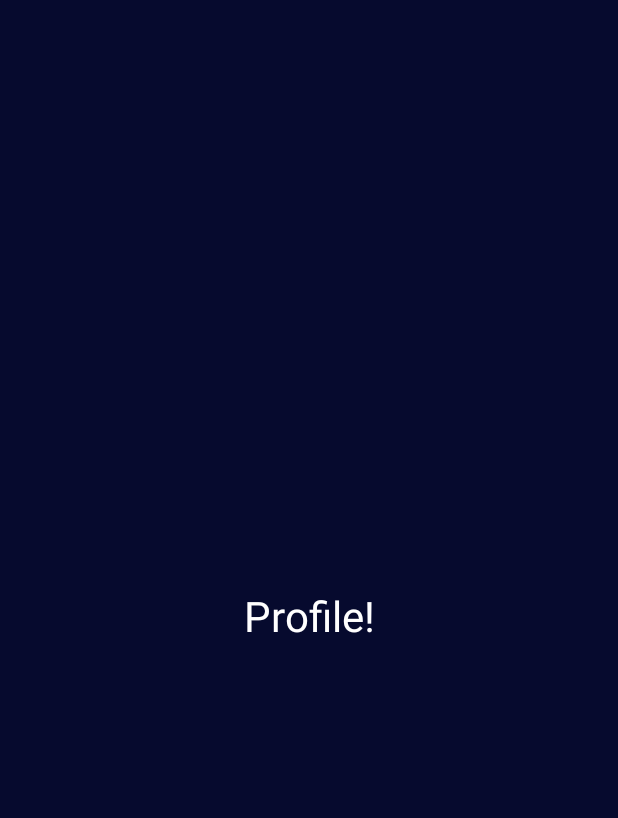
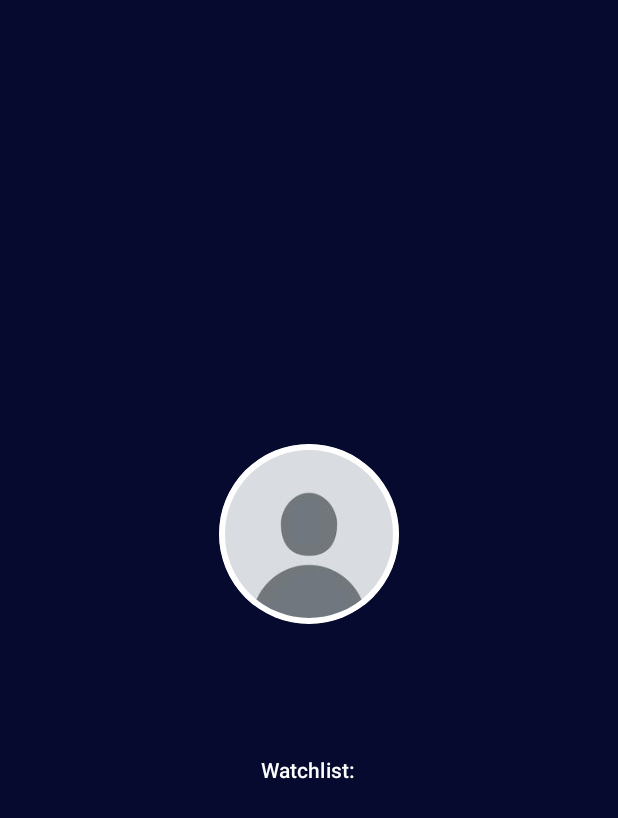
Before and after one commit to arthurmilner01/mobile-applications, an Android app built with Jetpack Compose: the ProfileScreen screen opened through its navigation route, on a phone screen of 412 x 824 dp. Before the commit the part shown is almost empty. Shown: the top 818 px of the screen. Run offline under Robolectric (Android 15) with nearby library versions, the phone set to English and light mode, and no system bars; libraries missing offline, so code that uses them is left out: com.google.android.gms.

Commit message:
Added assets to profile screen, need to add film list

```diff
--- a/FilmSwipe App/app/src/main/java/com/example/filmswipe/MainActivity.kt
+++ b/FilmSwipe App/app/src/main/java/com/example/filmswipe/MainActivity.kt
@@ -4,6 +4,7 @@ import android.os.Bundle
 import androidx.activity.ComponentActivity
 import androidx.activity.compose.setContent
 import androidx.activity.enableEdgeToEdge
+import androidx.compose.foundation.BorderStroke
 import androidx.compose.foundation.Image
 import androidx.compose.foundation.background
 import androidx.compose.foundation.layout.Arrangement
@@ -37,6 +38,7 @@ import androidx.navigation.compose.rememberNavController
 import com.example.filmswipe.model.AppViewModel
 import com.example.filmswipe.ui.theme.FilmSwipeTheme
 import androidx.compose.foundation.Image
+import androidx.compose.foundation.border
 import androidx.compose.foundation.layout.Box
 import androidx.compose.foundation.shape.CircleShape
 import androidx.compose.foundation.shape.RoundedCornerShape
@@ -55,6 +57,7 @@ import androidx.compose.material3.NavigationBar
 import androidx.compose.material3.NavigationBarItem
 import androidx.compose.material3.TextField
 import androidx.compose.ui.draw.clip
+import androidx.compose.ui.layout.ContentScale
 import androidx.compose.ui.res.colorResource
 import androidx.compose.ui.text.TextStyle
 import androidx.compose.ui.text.font.FontWeight
@@ -87,7 +90,7 @@ fun AppNavigator(modifier:Modifier = Modifier, navController: NavController, app
     NavHost(
         navController = navController as NavHostController,
         startDestination = "loginscreen",
-        modifier=modifier
+        modifier= modifier
             .background(MaterialTheme.colorScheme.background)
             .fillMaxSize())
     {
@@ -117,11 +120,13 @@ fun LoginScreen(navController:NavController, appViewModel:AppViewModel, modifier
     {
         Image(painter=loginImage,
             contentDescription = "App Logo",
-            modifier=Modifier
-                .padding(top=10.dp,
-                    bottom=10.dp,
-                    start=25.dp,
-                    end=25.dp)
+            modifier= Modifier
+                .padding(
+                    top = 10.dp,
+                    bottom = 10.dp,
+                    start = 25.dp,
+                    end = 25.dp
+                )
                 .size(200.dp)
         )
 
@@ -144,7 +149,7 @@ fun LoginScreen(navController:NavController, appViewModel:AppViewModel, modifier
                 .padding(10.dp)
         )
         Button(
-            onClick = { appViewModel.checkLoginDetails() }, modifier=Modifier
+            onClick = { appViewModel.checkLoginDetails() }, modifier= Modifier
                 .padding(10.dp)
                 .size(width = 200.dp, height = 50.dp),
             colors = ButtonDefaults.buttonColors(
@@ -158,7 +163,7 @@ fun LoginScreen(navController:NavController, appViewModel:AppViewModel, modifier
         }
         Button(
             onClick = {},
-            modifier=Modifier
+            modifier= Modifier
                 .padding(10.dp)
                 .size(width = 200.dp, height = 50.dp),
             colors = ButtonDefaults.buttonColors(
@@ -191,17 +196,40 @@ fun HomeScreen(navController:NavController, appViewModel:AppViewModel, modifier:
 @Composable
 fun ProfileScreen(navController:NavController,appViewModel:AppViewModel, modifier: Modifier=Modifier){
     val appUiState by appViewModel.uiState.collectAsState()
+    val defaultProfilePic = painterResource(R.drawable.defaultprofilepic)
 
     Column(
         horizontalAlignment = Alignment.CenterHorizontally,
         verticalArrangement = Arrangement.Center,
         modifier = Modifier.fillMaxSize()
     ) {
+        Image(painter=defaultProfilePic,
+            contentDescription = "App Logo",
+            contentScale = ContentScale.Crop,
+            modifier= Modifier
+                .padding(4.dp)
+                .size(120.dp)
+                .clip(CircleShape)
+                .border(
+                    BorderStroke(4.dp, MaterialTheme.colorScheme.onBackground),
+                    CircleShape
+                )
+
+        )
         Text(
-            text = "Profile!",
-            modifier = modifier,
-            style= MaterialTheme.typography.headlineMedium
+            text = stringResource(R.string.profile_name, appUiState.loggedInUsername),
+            modifier = modifier
+                .padding(bottom = 48.dp),
+            style= MaterialTheme.typography.titleLarge
         )
+
+        Text(
+            text = stringResource(R.string.profile_watchlist),
+            modifier = modifier
+                .padding(8.dp),
+            style= MaterialTheme.typography.labelLarge
+        )
+
     }
 }
 
--- a/FilmSwipe App/app/src/main/java/com/example/filmswipe/model/AppUiState.kt
+++ b/FilmSwipe App/app/src/main/java/com/example/filmswipe/model/AppUiState.kt
@@ -4,5 +4,6 @@ data class AppUiState(
     val incorrectLogin:Boolean = false,
     val isLoggedIn:Boolean = false,
     val loggedInEmail:String = "",
+    val loggedInUsername:String = "",
     val navSelectedItem:Int = 0
 )
--- a/FilmSwipe App/app/src/main/java/com/example/filmswipe/model/AppViewModel.kt
+++ b/FilmSwipe App/app/src/main/java/com/example/filmswipe/model/AppViewModel.kt
@@ -44,6 +44,7 @@ class AppViewModel: ViewModel() {
             currentState -> currentState.copy(
                 isLoggedIn = true,
                 loggedInEmail = emailInput,
+                loggedInUsername = "tempusername", //TODO: Use username when implemented
                 incorrectLogin = false
         )
         }
--- a/FilmSwipe App/app/src/main/res/values/strings.xml
+++ b/FilmSwipe App/app/src/main/res/values/strings.xml
@@ -1,4 +1,6 @@
 <resources>
     <string name="app_name">FilmSwipe</string>
     <string name="login_email">Currently Logged In: %s</string>
+    <string name="profile_name">%s</string>
+    <string name="profile_watchlist">Watchlist:</string>
 </resources>
```
Also changed, not shown: FilmSwipe App/app/src/main/res/drawable-nodpi/defaultprofilepic.jpg (added), 1 other file.
